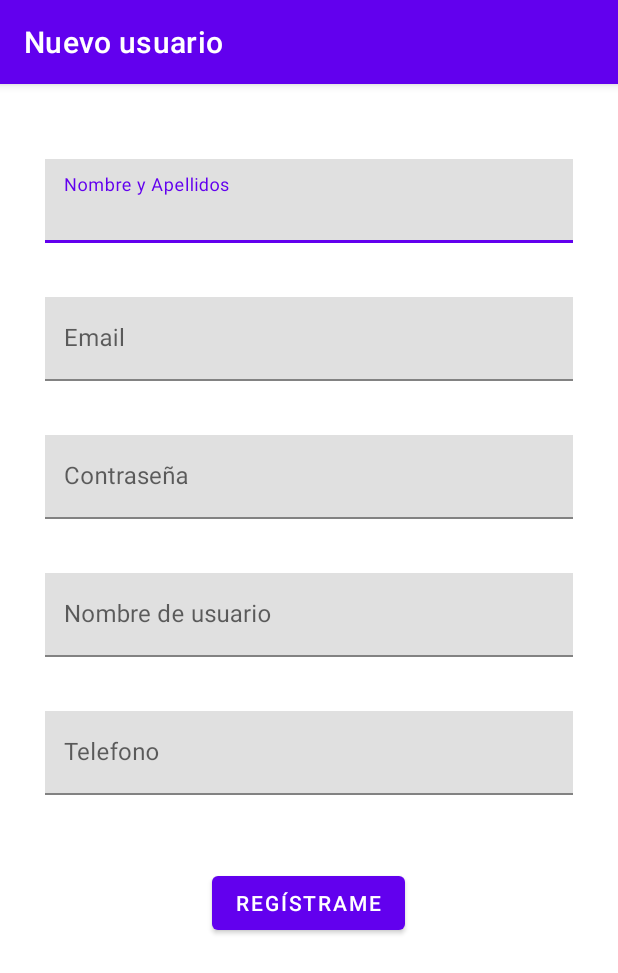
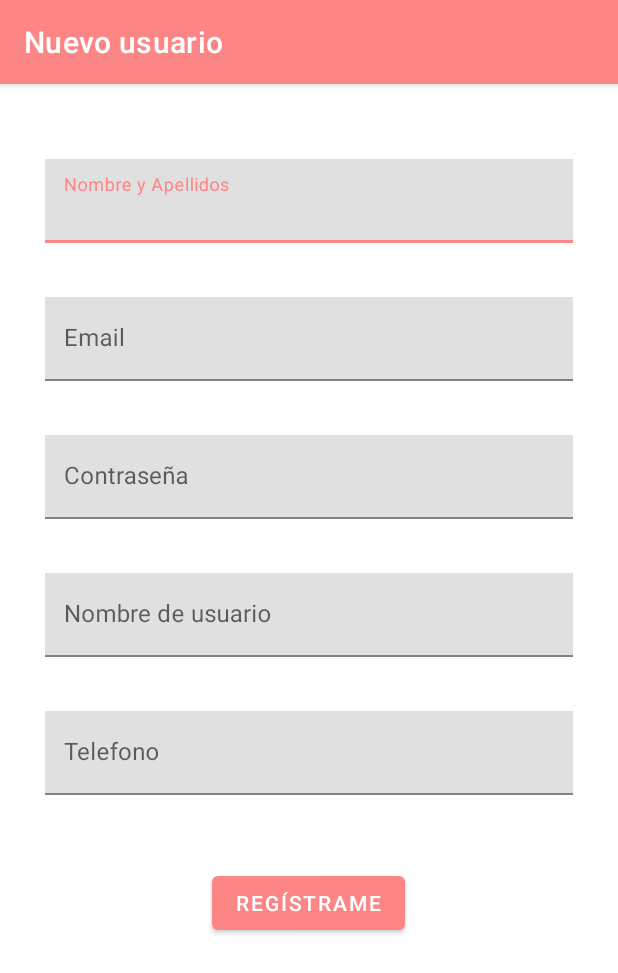
Before and after one commit to AaronPrado/ProyectoAaronPradoPMDM, an Android app: the RegistroActivity screen opened directly, with no data from a screen before it, on a phone screen of 412 x 824 dp. Shown: the top 973 px of the screen. Run offline under Robolectric (Android 15) with nearby library versions, the phone set to English and light mode, and no system bars.

Commit message:
item completo

```diff
--- a/app/build.gradle
+++ b/app/build.gradle
@@ -41,6 +41,7 @@ dependencies {
     implementation 'androidx.appcompat:appcompat:1.3.1'
     implementation 'com.google.android.material:material:1.4.0'
     implementation 'androidx.constraintlayout:constraintlayout:2.1.1'
+    implementation 'com.squareup.picasso:picasso:2.71828'
     testImplementation 'junit:junit:4.+'
     androidTestImplementation 'androidx.test.ext:junit:1.1.3'
     androidTestImplementation 'androidx.test.espresso:espresso-core:3.4.0'
--- a/app/src/main/AndroidManifest.xml
+++ b/app/src/main/AndroidManifest.xml
@@ -1,7 +1,7 @@
 <?xml version="1.0" encoding="utf-8"?>
 <manifest xmlns:android="http://schemas.android.com/apk/res/android"
     package="com.murallaromana.dam.segundo.pradodarribaaaronproyectopmdm">
-
+    <uses-permission android:name="android.permission.INTERNET"/>
     <application
         android:allowBackup="true"
         android:icon="@mipmap/ic_launcher"
@@ -32,6 +32,7 @@
                 android:name="android.support.PARENT_ACTIVITY"
                 android:value=".activities.LoginActivity" />
         </activity>
+
     </application>
 
 </manifest>
--- a/app/src/main/java/com/murallaromana/dam/segundo/pradodarribaaaronproyectopmdm/adapters/ListaPeliculasAdapter.kt
+++ b/app/src/main/java/com/murallaromana/dam/segundo/pradodarribaaaronproyectopmdm/adapters/ListaPeliculasAdapter.kt
@@ -3,10 +3,12 @@ package com.murallaromana.dam.segundo.pradodarribaaaronproyectopmdm.adapters
 import android.view.LayoutInflater
 import android.view.View
 import android.view.ViewGroup
+import android.widget.ImageView
 import android.widget.TextView
 import androidx.recyclerview.widget.RecyclerView
 import com.murallaromana.dam.segundo.pradodarribaaaronproyectopmdm.R
 import com.murallaromana.dam.segundo.pradodarribaaaronproyectopmdm.modelo.entities.Pelicula
+import com.squareup.picasso.Picasso
 
 class ListaPeliculasAdapter(val peliculas: List<Pelicula>) : RecyclerView.Adapter<ListaPeliculasAdapter.PeliculasHolder>() {
 
@@ -15,7 +17,7 @@ class ListaPeliculasAdapter(val peliculas: List<Pelicula>) : RecyclerView.Adapte
          val tvGenero = itemView.findViewById<TextView>(R.id.tvGenero)
          val tvDirector = itemView.findViewById<TextView>(R.id.tvDirector)
          val tvValoracion = itemView.findViewById<TextView>(R.id.tvValoracion)
-
+         val ivImagen = itemView.findViewById<ImageView>(R.id.ivImagen)
 
 
      }
@@ -34,6 +36,7 @@ class ListaPeliculasAdapter(val peliculas: List<Pelicula>) : RecyclerView.Adapte
         holder.tvGenero.setText(pelicula.genero)
         holder.tvDirector.setText(pelicula.director)
         holder.tvValoracion.setText(pelicula.valoracion.toString())
+        Picasso.get().load(pelicula.imagen).into(holder.ivImagen)
 
     }
 
--- a/app/src/main/java/com/murallaromana/dam/segundo/pradodarribaaaronproyectopmdm/modelo/entities/Pelicula.kt
+++ b/app/src/main/java/com/murallaromana/dam/segundo/pradodarribaaaronproyectopmdm/modelo/entities/Pelicula.kt
@@ -2,10 +2,9 @@ package com.murallaromana.dam.segundo.pradodarribaaaronproyectopmdm.modelo.entit
 
 class Pelicula (
 
-    var id : Long,
     var titulo: String,
     var genero: String,
     var director: String,
-    var valoracion: Double
-    //var telefono: Long,
+    var valoracion: Double,
+    var imagen: String
     )
--- a/app/src/main/res/values-night/themes.xml
+++ b/app/src/main/res/values-night/themes.xml
@@ -2,13 +2,13 @@
     <!-- Base application theme. -->
     <style name="Theme.PradoDarribaAaronProyectoPMDM" parent="Theme.MaterialComponents.DayNight.DarkActionBar">
         <!-- Primary brand color. -->
-        <item name="colorPrimary">@color/purple_200</item>
-        <item name="colorPrimaryVariant">@color/purple_700</item>
-        <item name="colorOnPrimary">@color/black</item>
+        <item name="colorPrimary">#FC8686</item>
+        <item name="colorPrimaryVariant">#FC8686</item>
+        <item name="colorOnPrimary">#FC8686</item>
         <!-- Secondary brand color. -->
-        <item name="colorSecondary">@color/teal_200</item>
-        <item name="colorSecondaryVariant">@color/teal_200</item>
-        <item name="colorOnSecondary">@color/black</item>
+        <item name="colorSecondary">#FC8686</item>
+        <item name="colorSecondaryVariant">#FC8686</item>
+        <item name="colorOnSecondary">#FC8686</item>
         <!-- Status bar color. -->
         <item name="android:statusBarColor" tools:targetApi="l">?attr/colorPrimaryVariant</item>
         <!-- Customize your theme here. -->
--- a/app/src/main/res/values/colors.xml
+++ b/app/src/main/res/values/colors.xml
@@ -1,10 +1,11 @@
 <?xml version="1.0" encoding="utf-8"?>
 <resources>
-    <color name="purple_200">#FFBB86FC</color>
-    <color name="purple_500">#FF6200EE</color>
-    <color name="purple_700">#FF3700B3</color>
-    <color name="teal_200">#FF03DAC5</color>
-    <color name="teal_700">#FF018786</color>
-    <color name="black">#FF000000</color>
-    <color name="white">#FFFFFFFF</color>
+    <color name="primaryColor">#FC8686</color>
+    <color name="primaryLightColor">#BAF44336</color>
+    <color name="primaryDarkColor">#FF3700B3</color>
+    <color name="secondaryColor">#FF03DAC5</color>
+    <color name="secondaryLightColor">#FF018786</color>
+    <color name="secondaryDarkColor">#FF000000</color>
+    <color name="primaryTextColor">#FFFFFFFF</color>
+    <color name="secondaryTextColor">#FFFFFFFF</color>
 </resources>
--- a/app/src/main/res/values/themes.xml
+++ b/app/src/main/res/values/themes.xml
@@ -2,13 +2,13 @@
     <!-- Base application theme. -->
     <style name="Theme.PradoDarribaAaronProyectoPMDM" parent="Theme.MaterialComponents.DayNight.DarkActionBar">
         <!-- Primary brand color. -->
-        <item name="colorPrimary">@color/purple_500</item>
-        <item name="colorPrimaryVariant">@color/purple_700</item>
-        <item name="colorOnPrimary">@color/white</item>
+        <item name="colorPrimary">#FC8686</item>
+        <item name="colorPrimaryVariant">#BAF44336</item>
+        <item name="colorOnPrimary">#FFFFFFFF</item>
         <!-- Secondary brand color. -->
-        <item name="colorSecondary">@color/teal_200</item>
-        <item name="colorSecondaryVariant">@color/teal_700</item>
-        <item name="colorOnSecondary">@color/black</item>
+        <item name="colorSecondary">#FC8686</item>
+        <item name="colorSecondaryVariant">#BAF44336</item>
+        <item name="colorOnSecondary">#FF000000</item>
         <!-- Status bar color. -->
         <item name="android:statusBarColor" tools:targetApi="l">?attr/colorPrimaryVariant</item>
         <!-- Customize your theme here. -->
```
Also changed, not shown: app/src/main/java/com/murallaromana/dam/segundo/pradodarribaaaronproyectopmdm/modelo/dao/PeliculasDaoImpl.kt (+5 -4 lines), app/src/main/res/drawable/ic_baseline_details.xml (added, +10 -0 lines), app/src/main/res/layout/activity_listado.xml (+4 -7 lines), app/src/main/res/layout/item_pelicula.xml (+45 -26 lines).
